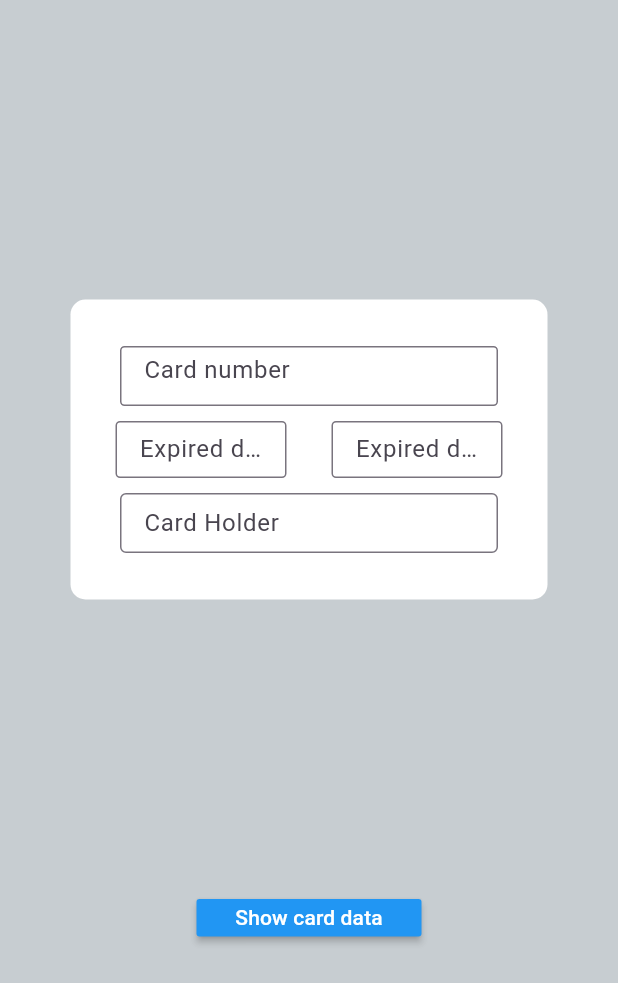
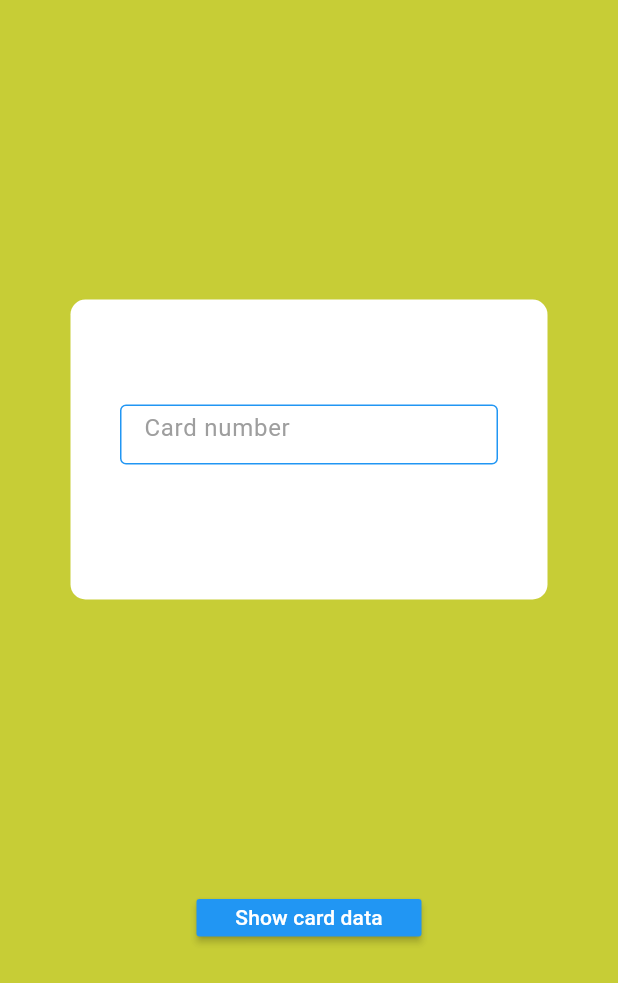
Before and after one commit to Flutter-gg-1/Assignment-13, a Flutter app: the screen it shows after launch, on a phone screen of 412 x 824 dp. Shown: the top 983 px of the screen. Run offline on Flutter 3.47's test engine with Material 3 defaults, Android fonts, the phone set to English and light mode, and no system bars.

Commit message:
UPD HomeScreen version 0.0.1

```diff
--- a/lib/home_screen.dart
+++ b/lib/home_screen.dart
@@ -6,7 +6,7 @@ class HomeScreen extends StatelessWidget {
   @override
   Widget build(BuildContext context) {
     return Scaffold(
-      backgroundColor: const Color.fromARGB(202, 184, 192, 197),
+      backgroundColor: const Color.fromARGB(202, 184, 192, 1),
       body: SafeArea(
           child: Center(
         child: Column(
@@ -32,10 +32,15 @@ class HomeScreen extends StatelessWidget {
                           child: TextField(
                             decoration: InputDecoration(
                               hintText: 'Card number',
+                              hintStyle: const TextStyle(color: Colors.grey),
                               border: OutlineInputBorder(
-                                borderSide:
-                                    const BorderSide(color: Colors.blue),
                                 borderRadius: BorderRadius.circular(3),
+                              ),
+                              focusedBorder: const OutlineInputBorder(
+                                borderSide: BorderSide(color: Colors.blue),
+                              ),
+                              enabledBorder: const OutlineInputBorder(
+                                borderSide: BorderSide(color: Colors.blue),
                               ),
                             ),
                           ),
@@ -44,64 +49,10 @@ class HomeScreen extends StatelessWidget {
                     ],
                   ),
                   const SizedBox(height: 10),
-                  const Row(
-                    mainAxisAlignment: MainAxisAlignment.spaceEvenly,
-                    children: [
-                      Flexible(
-                        child: SizedBox(
-                          width: 114,
-                          height: 38,
-                          child: TextField(
-                            decoration: InputDecoration(
-                              border: OutlineInputBorder(
-                                borderRadius:
-                                    BorderRadius.all(Radius.circular(3)),
-                                borderSide: BorderSide(color: Colors.blue),
-                              ),
-                              labelText: 'Expired date (MM)',
-                            ),
-                          ),
-                        ),
-                      ),
-                      Flexible(
-                        child: SizedBox(
-                          width: 114,
-                          height: 38,
-                          child: TextField(
-                            decoration: InputDecoration(
-                              border: OutlineInputBorder(
-                                borderRadius:
-                                    BorderRadius.all(Radius.circular(3)),
-                                borderSide: BorderSide(color: Colors.blue),
-                              ),
-                              labelText: 'Expired date (YY)',
-                            ),
-                          ),
-                        ),
-                      ),
-                    ],
-                  ),
+// hintText: 'Expired date (MM)',
+// hintText: 'Expired date (YY)',
+// hintText: 'Card Holder',
                   const SizedBox(height: 10),
-                  const Row(
-                    mainAxisAlignment: MainAxisAlignment.center,
-                    children: [
-                      Flexible(
-                        child: SizedBox(
-                          width: 252,
-                          height: 40,
-                          child: TextField(
-                            decoration: InputDecoration(
-                              border: OutlineInputBorder(
-                                borderSide: BorderSide(
-                                    width: 2.0), // تغيير اللون إلى الأحمر
-                              ),
-                              labelText: 'Card Holder',
-                            ),
-                          ),
-                        ),
-                      ),
-                    ],
-                  ),
                 ],
               ),
             ),
```
Also changed, not shown: lib/common.dart (added).
